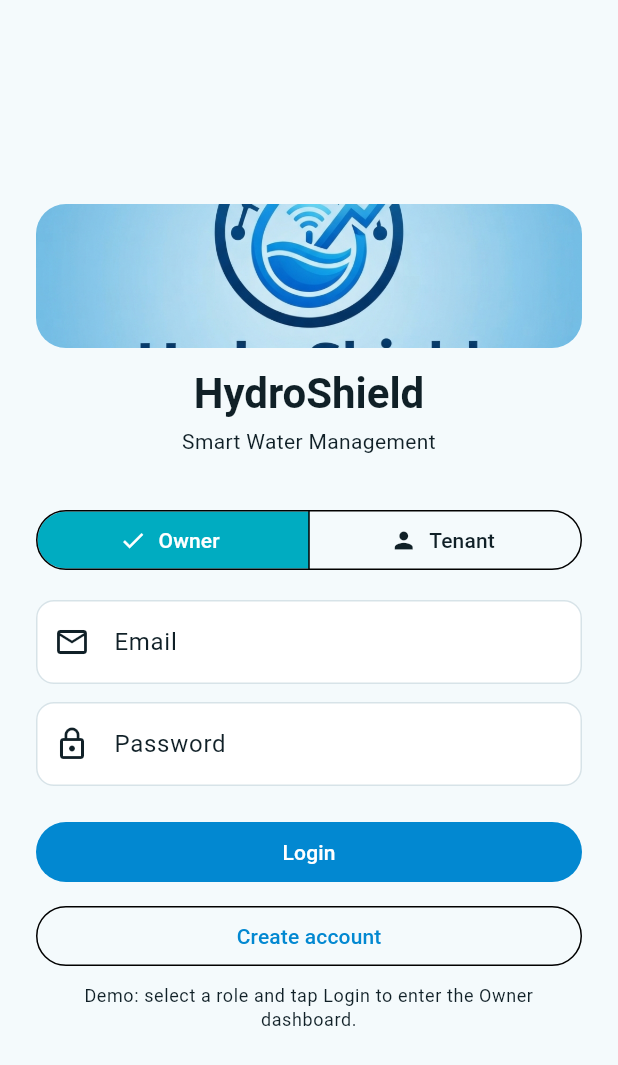
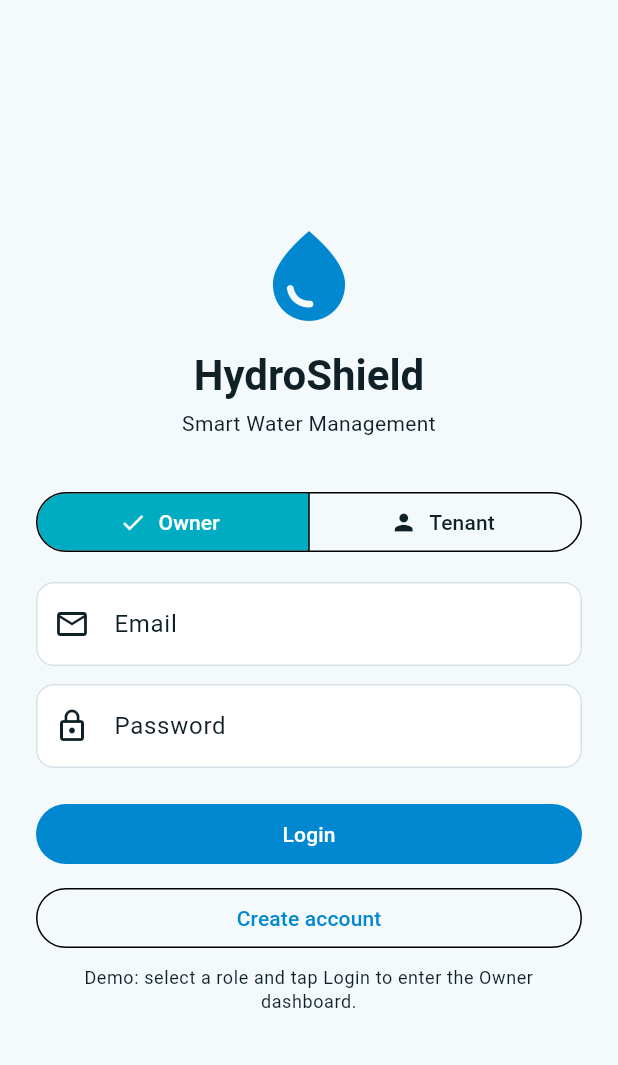
Before and after one commit to ZephyrNULL/hydroshield, a Flutter app: the screen it shows after launch, on a phone screen of 412 x 824 dp. Shown: the top 1065 px of the screen. Run offline on Flutter 3.47's test engine with Material 3 defaults, Android fonts, the phone set to English and light mode, and no system bars; our stand-ins replace fl_chart, go_router.

Commit message:
fix: restore water drop on sign-in and set water drop app launcher icon

```diff
--- a/lib/features/auth/login_screen.dart
+++ b/lib/features/auth/login_screen.dart
@@ -46,15 +46,7 @@ class _LoginScreenState extends State<LoginScreen> {
               child: Column(
                 crossAxisAlignment: CrossAxisAlignment.stretch,
                 children: [
-                  ClipRRect(
-                    borderRadius: BorderRadius.circular(20),
-                    child: Image.asset(
-                      'hydroshield.jpg',
-                      width: 96,
-                      height: 96,
-                      fit: BoxFit.cover,
-                    ),
-                  ),
+                  Icon(Icons.water_drop, size: 72, color: Theme.of(context).colorScheme.primary),
                   const SizedBox(height: 12),
                   Text('HydroShield', textAlign: TextAlign.center, style: Theme.of(context).textTheme.headlineMedium?.copyWith(fontWeight: FontWeight.bold)),
                   const SizedBox(height: 4),
--- a/pubspec.yaml
+++ b/pubspec.yaml
@@ -23,5 +23,3 @@ dev_dependencies:
 
 flutter:
   uses-material-design: true
-  assets:
-    - hydroshield.jpg
```
Also changed, not shown: hydroshield.jpg (deleted), 14 other files.
